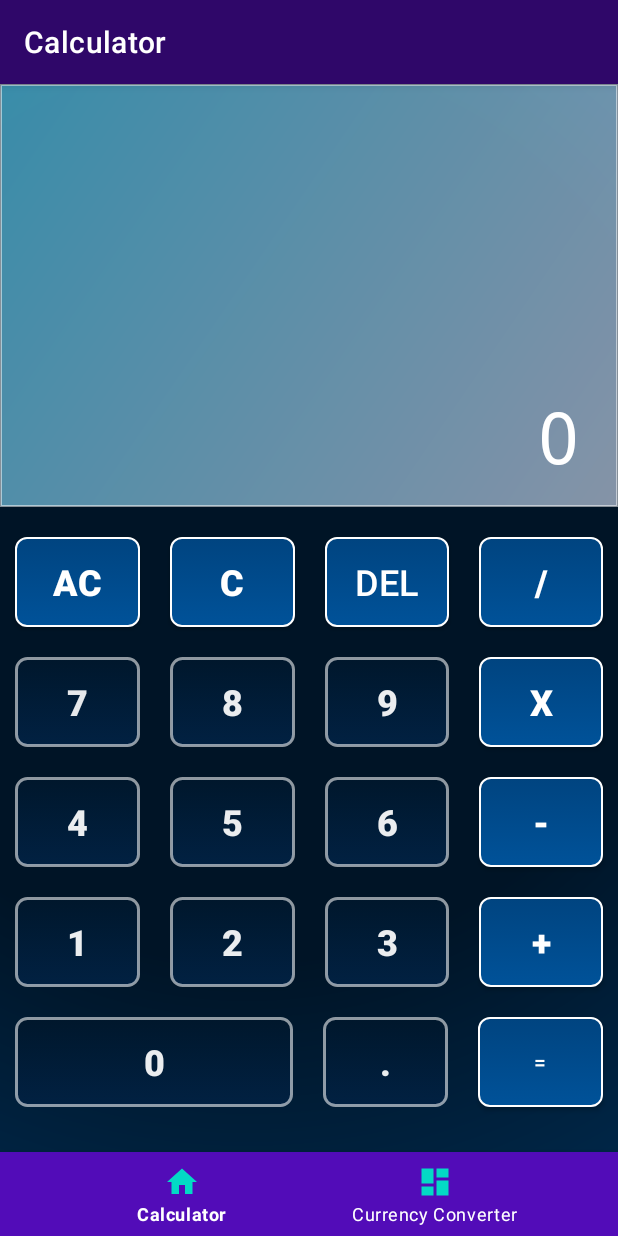
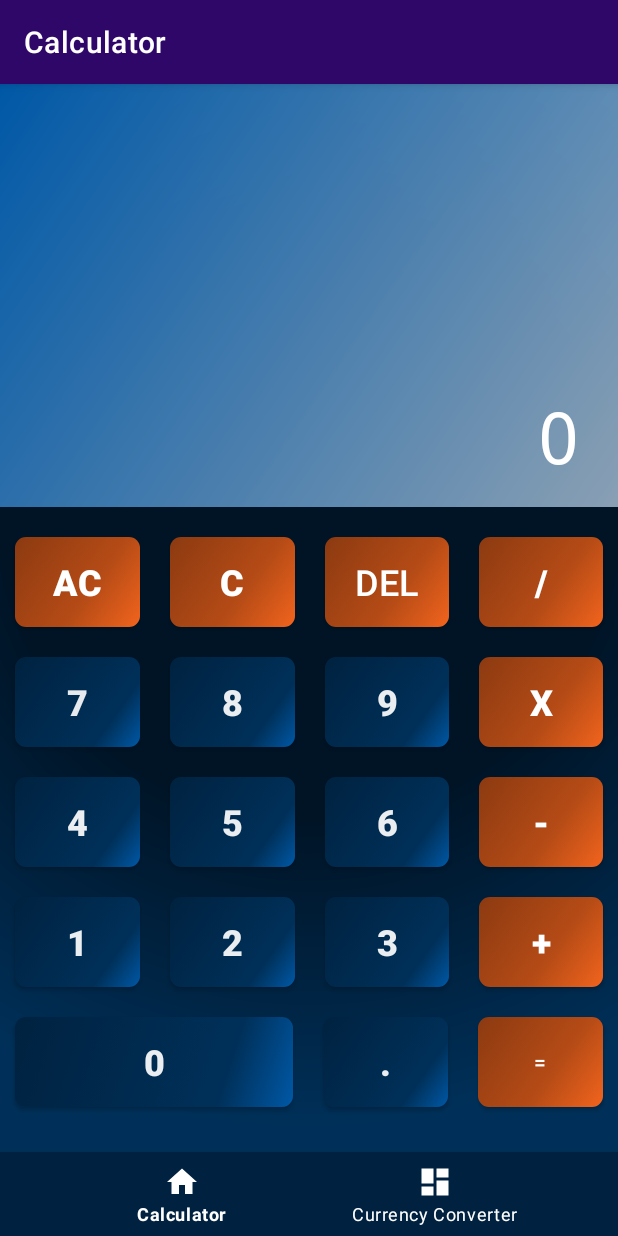
Before and after one commit to KuramaDev/SimpleCalculator, an Android app: the screen it shows after launch (MainActivity), on a phone screen of 412 x 824 dp. Run offline under Robolectric (Android 15) with nearby library versions, the phone set to English and light mode, and no system bars; our stand-ins replace navigation-ui.

Commit message:
chacnges in calculator ui

```diff
--- a/app/src/main/java/com/example/simplecalculator/ui/Calculator/CalculatorFragment.java
+++ b/app/src/main/java/com/example/simplecalculator/ui/Calculator/CalculatorFragment.java
@@ -66,7 +66,7 @@ public class CalculatorFragment extends Fragment implements  View.OnClickListene
     @Override
     public void onClick(View view) {
 
-        if( operatorOn && view!=binding.btnPlus && view!=binding.btnMinus && view!=binding.btnMultiply && view!=binding.btnDevide && view!=binding.btnEquals ) {
+        if( operatorOn && view!=binding.btnPlus && view!=binding.btnMinus && view!=binding.btnMultiply && view!=binding.btnDevide && view!=binding.btnEquals && view!=binding.btnDelete) {
             calculatorViewModel.ClearText();
             operatorOn = false;
         }
@@ -111,7 +111,8 @@ public class CalculatorFragment extends Fragment implements  View.OnClickListene
             operatorOn = true;
         }
         else if (view == binding.btnDelete){
-            Log.d(TAG, "Clicked DEL");
+            if(!operatorOn)
+                calculatorViewModel.DeleteLastCharacter();
         }
         else if (view == binding.btnDevide){
             if(!operatorOn)  calculatorViewModel.setText(presenter.CalculateResult(calculatorViewModel.getText().getValue()));
@@ -134,7 +135,6 @@ public class CalculatorFragment extends Fragment implements  View.OnClickListene
             operatorOn = true;
         }
         else if (view == binding.btnDot){
-            Log.d(TAG, "Clicked .");
             calculatorViewModel.setNumber('.');
         }
         else if (view == binding.btnEquals) {
--- a/app/src/main/java/com/example/simplecalculator/ui/Calculator/CalculatorViewModel.java
+++ b/app/src/main/java/com/example/simplecalculator/ui/Calculator/CalculatorViewModel.java
@@ -1,4 +1,6 @@
 package com.example.simplecalculator.ui.Calculator;
+
+import android.util.Log;
 
 import androidx.lifecycle.LiveData;
 import androidx.lifecycle.MutableLiveData;
@@ -30,4 +32,12 @@ public class CalculatorViewModel extends ViewModel {
     public void SetToZero(){
         numericExpressionText.setValue("0");
     }
+    public void DeleteLastCharacter(){
+        String current = numericExpressionText.getValue();
+        current = current.replaceAll(".$", "");
+        if(current.isEmpty())
+            numericExpressionText.setValue("0");
+        else
+            numericExpressionText.setValue(current);
+    }
 }
--- a/app/src/main/res/drawable/app_background.xml
+++ b/app/src/main/res/drawable/app_background.xml
@@ -4,9 +4,9 @@
         android:startColor = "#001426"
         android:centerColor = "#001426"
         android:endColor = "#003059"
-        android:gradientRadius="600dp"
+        android:gradientRadius="100%"
         android:centerY="0.4"
-        android:centerX="0.4"
+        android:centerX="0.5"
         android:type = "radial" />
 
 
--- a/app/src/main/res/drawable/calculator_screen_background.xml
+++ b/app/src/main/res/drawable/calculator_screen_background.xml
@@ -2,13 +2,15 @@
 <shape xmlns:android="http://schemas.android.com/apk/res/android"
 
         android:shape="rectangle">
-        <stroke
-            android:width="1dp"
-            android:color="#86FFFFFF" />
+<!--        <stroke-->
+<!--            android:width="1dp"-->
+<!--            android:color="#86FFFFFF" />-->
         <solid android:color="#000000" />
 <!--        <gradient android:startColor="#001426" android:endColor="#014480"-->
 <!--            android:angle="315"/>-->
-        <gradient android:startColor="#9FD5DFF6" android:endColor="#A359D0F3"
+        <gradient
+            android:startColor="#C9AEC5DA"
+            android:endColor="@color/primaryBright"
             android:angle="135"/>
 
 
--- a/app/src/main/res/drawable/number_button_background.xml
+++ b/app/src/main/res/drawable/number_button_background.xml
@@ -1,20 +1,20 @@
 <?xml version="1.0" encoding="utf-8"?>
 <shape xmlns:android="http://schemas.android.com/apk/res/android">
     <gradient
-        android:startColor = "#000A13"
-        android:centerColor = "#00172C"
-        android:endColor = "#012142"
-        android:angle="270"
-        android:centerY="0"
+        android:startColor = "@color/primaryDark"
+        android:centerColor = "@color/primary"
+        android:endColor = "@color/primaryBright"
+        android:angle="315"
+        android:centerY="0.75"
         android:type = "linear" />
 
     <padding android:bottom="10dp"
         android:left="10dp"
         android:right="10dp"
         android:top="10dp"/>
-    <stroke
-        android:width="2dp"
-        android:color="#8FFFFFFF"/>
+<!--    <stroke-->
+<!--        android:width="2dp"-->
+<!--        android:color="#8FFFFFFF"/>-->
 
     <corners android:radius="7dp"/>
 </shape>
--- a/app/src/main/res/drawable/operator_button_background_active.xml
+++ b/app/src/main/res/drawable/operator_button_background_active.xml
@@ -1,20 +1,21 @@
 <?xml version="1.0" encoding="utf-8"?>
 <shape xmlns:android="http://schemas.android.com/apk/res/android">
     <gradient
-        android:startColor = "#005299"
-        android:centerColor = "#004480"
-        android:endColor = "#005299"
-        android:angle="270"
-        android:centerY="0"
+        android:startColor = "@color/complementaryDark"
+        android:centerColor = "@color/complementary"
+        android:endColor = "@color/complementaryBright"
+        android:angle="315"
+        android:centerY="0.6
+"
         android:type = "linear" />
 
     <padding android:bottom="10dp"
         android:left="10dp"
         android:right="10dp"
         android:top="10dp"/>
-     <stroke
-         android:width="1dp"
-         android:color="#FFFFFF"/>
+<!--     <stroke-->
+<!--         android:width="1dp"-->
+<!--         android:color="#FFFFFF"/>-->
 
     <corners android:radius="7dp"/>
 </shape>
--- a/app/src/main/res/drawable/operator_button_background_pressed.xml
+++ b/app/src/main/res/drawable/operator_button_background_pressed.xml
@@ -1,10 +1,10 @@
 <?xml version="1.0" encoding="utf-8"?>
 <shape xmlns:android="http://schemas.android.com/apk/res/android">
     <gradient
-        android:startColor = "#023968"
-        android:centerColor = "#012E55"
-        android:endColor = "#001A32"
-        android:gradientRadius="80%"
+        android:startColor = "@color/complementary"
+        android:centerColor = "@color/complementaryDark"
+        android:endColor = "@color/complementaryDarker"
+        android:gradientRadius="65%"
         android:centerY="0.5"
         android:type = "radial" />
 
--- a/app/src/main/res/layout/activity_main.xml
+++ b/app/src/main/res/layout/activity_main.xml
@@ -10,9 +10,9 @@
         android:id="@+id/nav_view"
         android:layout_width="0dp"
         android:layout_height="wrap_content"
-        android:background="#520CB8"
+        android:background="@color/primaryDark"
         app:elevation="8dp"
-        app:itemIconTint="@color/teal_200"
+        app:itemIconTint="#ffffff"
         app:itemTextColor="#FFFFFF"
         app:layout_constraintBottom_toBottomOf="parent"
         app:layout_constraintLeft_toLeftOf="parent"
--- a/app/src/main/res/values/colors.xml
+++ b/app/src/main/res/values/colors.xml
@@ -1,10 +1,20 @@
 <?xml version="1.0" encoding="utf-8"?>
 <resources>
     <color name="purple_200">#FFBB86FC</color>
-    <color name="purple_500">#FF6200EE</color>
-    <color name="purple_700">#FF3700B3</color>
+    <color name="purple_500">#003059</color>
+    <color name="purple_700">#003059</color>
     <color name="teal_200">#FF03DAC5</color>
     <color name="teal_700">#FF018786</color>
     <color name="black">#FF000000</color>
     <color name="white">#FFFFFFFF</color>
+
+    <color name="complementary"> #B54B16 </color>
+    <color name="complementaryBright"> #F2641D </color>
+    <color name="complementaryDark"> #8C3A11 </color>
+    <color name= "complementaryDarker"> #662A0C</color>
+
+    <color name ="primary">#003059 </color>
+    <color name = "primaryBright">#0058A6 </color>
+    <color name =  "primaryDark"> #002240 </color>
+
 </resources>
```
